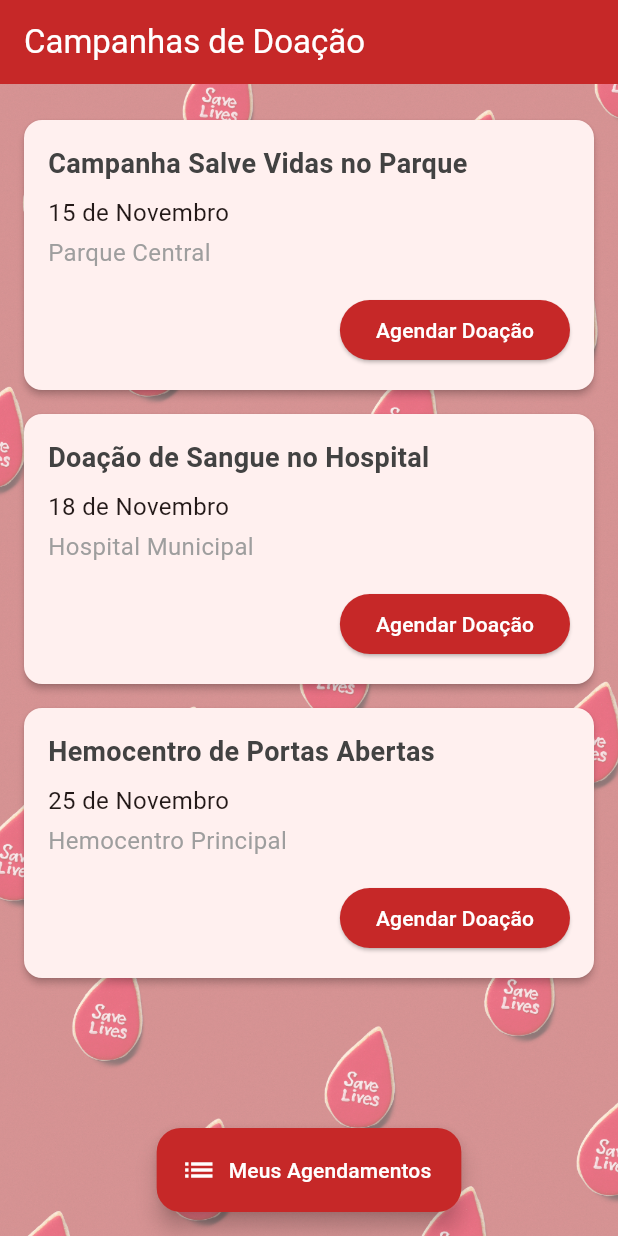
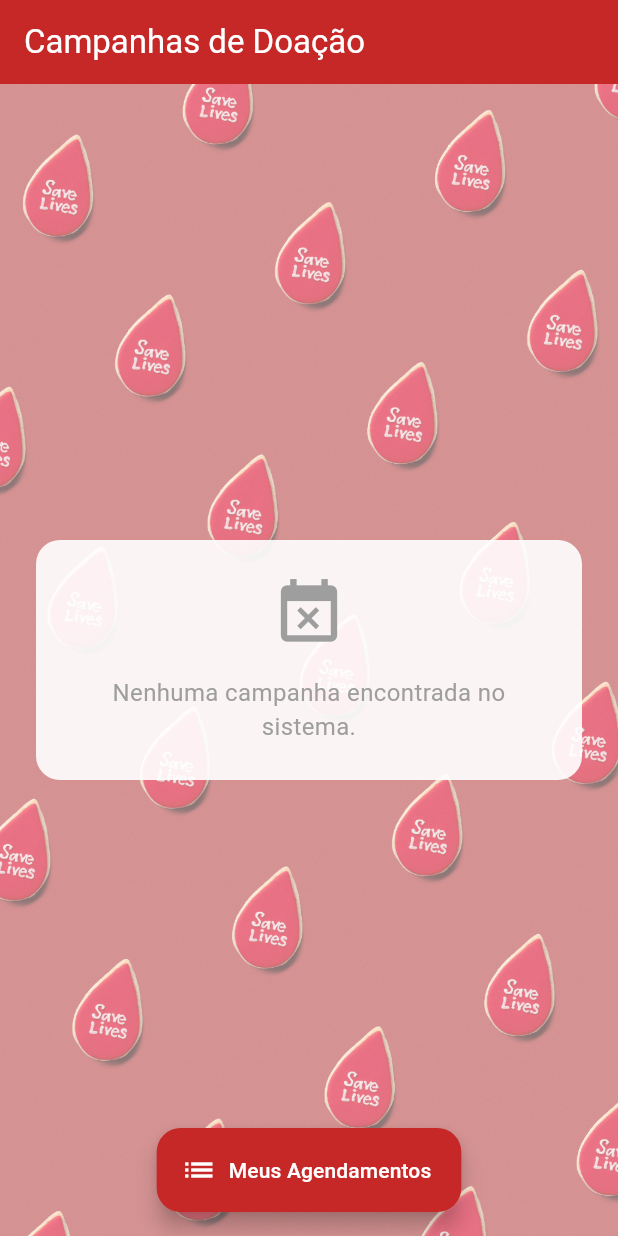
Before and after one commit to diegovitorportella/gotas-de-esperanca, a Flutter app: the CalendarioScreen screen opened directly with empty values, on a phone screen of 412 x 824 dp. Run offline on Flutter 3.47's test engine with Material 3 defaults, Android fonts, the phone set to English and light mode, and no system bars; our stand-ins replace firebase_core, firebase_database, flutter_map, geolocator, latlong2, shared_preferences and 1 more; accounts and stored records are empty.

Commit message:
Implementa campanhas dinâmicas via Firebase

```diff
--- a/lib/calendario_screen.dart
+++ b/lib/calendario_screen.dart
@@ -1,44 +1,30 @@
+// lib/calendario_screen.dart
 import 'package:flutter/material.dart';
+import 'package:firebase_database/firebase_database.dart'; // Importante para conexão
+import 'package:intl/intl.dart'; // Para formatar a data (instale se precisar: flutter pub add intl)
 import 'lembretes_screen.dart';
 import 'agendamento_screen.dart';
 import 'models/donation_event.dart';
 
-class CalendarioScreen extends StatelessWidget {
-  // --- TIPO ALTERADO ---
+class CalendarioScreen extends StatefulWidget {
   final List<Map<String, dynamic>> lembretes;
   final Function(String, String, String) onSchedule;
-  // --- FUNÇÃO ADICIONADA ---
-  final Function(int) onRemoveLembrete; // Função para remover lembrete
+  final Function(int) onRemoveLembrete;
 
   const CalendarioScreen({
     super.key,
     required this.lembretes,
     required this.onSchedule,
-    required this.onRemoveLembrete, // Adicionado ao construtor
+    required this.onRemoveLembrete,
   });
 
-  // Lista de eventos (sem alteração)
-  final List<DonationEvent> _donationEvents = const [
-    DonationEvent(
-      title: 'Campanha Salve Vidas no Parque',
-      date: '15 de Novembro',
-      location: 'Parque Central',
-      availableTimes: ['09:00', '09:30', '10:00', '11:15', '14:00'],
-    ),
-    DonationEvent(
-      title: 'Doação de Sangue no Hospital',
-      date: '18 de Novembro',
-      location: 'Hospital Municipal',
-      availableTimes: ['10:00', '10:45', '11:30', '13:00', '13:45', '15:00'],
-    ),
-    DonationEvent(
-      title: 'Hemocentro de Portas Abertas',
-      date: '25 de Novembro',
-      location: 'Hemocentro Principal',
-      availableTimes: ['08:15', '09:00', '10:30'],
-    ),
-    // Adicione mais eventos se necessário
-  ];
+  @override
+  State<CalendarioScreen> createState() => _CalendarioScreenState();
+}
+
+class _CalendarioScreenState extends State<CalendarioScreen> {
+  // Referência ao nó "campanhas" no seu Realtime Database
+  final DatabaseReference _campanhasRef = FirebaseDatabase.instance.ref('campanhas');
 
   void _navigateToAgendamento(BuildContext context, DonationEvent event) {
     Navigator.push(
@@ -46,10 +32,25 @@ class CalendarioScreen extends StatelessWidget {
       MaterialPageRoute(
         builder: (context) => AgendamentoScreen(
           event: event,
-          onSchedule: onSchedule,
+          onSchedule: widget.onSchedule,
         ),
       ),
     );
+  }
+
+  // Filtra eventos para não mostrar coisas do passado
+  bool _isEventoFuturo(String dataString) {
+    try {
+      final dataEvento = DateTime.parse(dataString);
+      final hoje = DateTime.now();
+      // Zera a hora para comparar apenas a data (dia/mês/ano)
+      final hojeZerado = DateTime(hoje.year, hoje.month, hoje.day);
+
+      return dataEvento.isAtSameMomentAs(hojeZerado) || dataEvento.isAfter(hojeZerado);
+    } catch (e) {
+      // Se a data estiver inválida no banco, esconde o evento por segurança
+      return false;
+    }
   }
 
   @override
@@ -62,21 +63,80 @@ class CalendarioScreen extends StatelessWidget {
         automaticallyImplyLeading: false,
       ),
       body: Container(
-        decoration: const BoxDecoration( // Mantém a imagem de fundo
+        decoration: const BoxDecoration(
           image: DecorationImage(
             image: AssetImage("assets/images/tela_calendario.png"),
             fit: BoxFit.cover,
           ),
         ),
-        child: ListView.builder(
+        // StreamBuilder ouve as mudanças no Firebase em tempo real
+        child: StreamBuilder<DatabaseEvent>(
+          stream: _campanhasRef.onValue,
+          builder: (context, snapshot) {
+            // 1. Estado de carregamento
+            if (snapshot.connectionState == ConnectionState.waiting) {
+              return const Center(child: CircularProgressIndicator(color: Color(0xFFC62828)));
+            }
+
+            // 2. Estado de erro
+            if (snapshot.hasError) {
+              return const Center(child: Text('Erro ao carregar campanhas. Verifique sua conexão.'));
+            }
+
+            // 3. Verifica se tem dados
+            if (!snapshot.hasData || snapshot.data!.snapshot.value == null) {
+              return _buildEmptyState(message: 'Nenhuma campanha encontrada no sistema.');
+            }
+
+            // 4. Processa os dados
+            try {
+              // Os dados vêm como um Map dinâmico ou List, dependendo de como você inseriu
+              // Vamos assumir Map para ser mais seguro com IDs gerados
+              final rawData = snapshot.data!.snapshot.value;
+              final List<DonationEvent> eventosCarregados = [];
+
+              if (rawData is Map) {
+                rawData.forEach((key, value) {
+                  final evento = DonationEvent.fromMap(key.toString(), value as Map);
+                  if (_isEventoFuturo(evento.date)) {
+                    eventosCarregados.add(evento);
+                  }
+                });
+              } else if (rawData is List) {
+                // Caso o Firebase tenha salvo como array (ex: importação de JSON)
+                for (var i = 0; i < rawData.length; i++) {
+                  if (rawData[i] != null) {
+                    final evento = DonationEvent.fromMap(i.toString(), rawData[i] as Map);
+                    if (_isEventoFuturo(evento.date)) {
+                      eventosCarregados.add(evento);
+                    }
+                  }
+                }
+              }
+
+              // Ordena pela data mais próxima
+              eventosCarregados.sort((a, b) => a.date.compareTo(b.date));
+
+              if (eventosCarregados.isEmpty) {
+                return _buildEmptyState(message: 'Não há campanhas futuras agendadas.');
+              }
+
+              return ListView.builder(
                 padding: const EdgeInsets.all(16.0),
-          itemCount: _donationEvents.length,
+                itemCount: eventosCarregados.length,
                 itemBuilder: (context, index) {
-            final event = _donationEvents[index];
+                  final event = eventosCarregados[index];
                   return DonationEventCard(
                     event: event,
                     onAgendar: () => _navigateToAgendamento(context, event),
                   );
+                },
+              );
+
+            } catch (e) {
+              debugPrint("Erro ao converter dados: $e");
+              return _buildEmptyState(message: 'Erro ao processar dados das campanhas.');
+            }
           },
         ),
       ),
@@ -86,8 +146,8 @@ class CalendarioScreen extends StatelessWidget {
             context,
             MaterialPageRoute(
                 builder: (context) => LembretesScreen(
-                  lembretes: lembretes, // Passa a lista recebida
-                  onRemoveLembrete: onRemoveLembrete, // --- PASSA A FUNÇÃO ---
+                  lembretes: widget.lembretes,
+                  onRemoveLembrete: widget.onRemoveLembrete,
                 )),
           );
         },
@@ -99,9 +159,34 @@ class CalendarioScreen extends StatelessWidget {
       floatingActionButtonLocation: FloatingActionButtonLocation.centerFloat,
     );
   }
+
+  Widget _buildEmptyState({required String message}) {
+    return Center(
+      child: Container(
+        padding: const EdgeInsets.all(24),
+        margin: const EdgeInsets.symmetric(horizontal: 24),
+        decoration: BoxDecoration(
+          color: Colors.white.withOpacity(0.9),
+          borderRadius: BorderRadius.circular(16),
+        ),
+        child: Column(
+          mainAxisSize: MainAxisSize.min,
+          children: [
+            const Icon(Icons.event_busy, size: 50, color: Colors.grey),
+            const SizedBox(height: 16),
+            Text(
+              message,
+              textAlign: TextAlign.center,
+              style: const TextStyle(fontSize: 16, color: Colors.grey),
+            ),
+          ],
+        ),
+      ),
+    );
+  }
 }
 
-// Classe DonationEventCard (sem alteração)
+// Widget do Card separado para organização
 class DonationEventCard extends StatelessWidget {
   final DonationEvent event;
   final VoidCallback onAgendar;
@@ -112,10 +197,20 @@ class DonationEventCard extends StatelessWidget {
     required this.onAgendar,
   });
 
+  String _formatDate(String isoDate) {
+    try {
+      final date = DateTime.parse(isoDate);
+      return DateFormat("dd 'de' MMMM 'de' yyyy", 'pt_BR').format(date);
+    } catch (e) {
+      return isoDate;
+    }
+  }
+
   @override
   Widget build(BuildContext context) {
     return Card(
-      elevation: 2.0,
+      elevation: 3.0,
+      shape: RoundedRectangleBorder(borderRadius: BorderRadius.circular(12)),
       margin: const EdgeInsets.symmetric(vertical: 8.0),
       child: Padding(
         padding: const EdgeInsets.all(16.0),
@@ -130,29 +225,42 @@ class DonationEventCard extends StatelessWidget {
                 color: Colors.grey.shade800,
               ),
             ),
+            const SizedBox(height: 12.0),
+            Row(
+              children: [
+                const Icon(Icons.calendar_month, size: 20, color: Color(0xFFC62828)),
+                const SizedBox(width: 8),
+                Text(
+                  _formatDate(event.date),
+                  style: const TextStyle(fontSize: 16.0, fontWeight: FontWeight.w500),
+                ),
+              ],
+            ),
             const SizedBox(height: 8.0),
-            Text(
-              event.date,
-              style: const TextStyle(fontSize: 16.0),
+            Row(
+              children: [
+                const Icon(Icons.location_on_outlined, size: 20, color: Colors.grey),
+                const SizedBox(width: 8),
+                Expanded(
+                  child: Text(
+                    event.location,
+                    style: TextStyle(fontSize: 16.0, color: Colors.grey.shade700),
                   ),
-            const SizedBox(height: 4.0),
-            Text(
-              event.location,
-              style: const TextStyle(fontSize: 16.0, color: Colors.grey),
+                ),
+              ],
             ),
             const SizedBox(height: 16.0),
-            Row(
-              mainAxisAlignment: MainAxisAlignment.end,
-              children: [
-                ElevatedButton(
+            Align(
+              alignment: Alignment.centerRight,
+              child: ElevatedButton(
                 onPressed: onAgendar,
                 style: ElevatedButton.styleFrom(
                   backgroundColor: const Color(0xFFC62828),
                   foregroundColor: Colors.white,
+                  shape: RoundedRectangleBorder(borderRadius: BorderRadius.circular(8)),
                 ),
                 child: const Text('Agendar Doação'),
               ),
-              ],
             ),
           ],
         ),
--- a/lib/models/donation_event.dart
+++ b/lib/models/donation_event.dart
@@ -1,14 +1,32 @@
+// lib/models/donation_event.dart
 class DonationEvent {
+  final String id;
   final String title;
-  final String date;
+  final String date; // Formato esperado: "YYYY-MM-DD" (ex: "2025-12-25")
   final String location;
   final List<String> availableTimes;
 
-  // Adicione a palavra-chave "const" aqui
   const DonationEvent({
+    required this.id,
     required this.title,
     required this.date,
     required this.location,
     required this.availableTimes,
   });
+
+  // Fábrica para converter os dados vindos do Firebase
+  factory DonationEvent.fromMap(String id, Map<dynamic, dynamic> map) {
+    return DonationEvent(
+      id: id,
+      title: map['titulo']?.toString() ?? 'Sem Título',
+      // Se não tiver data, coloca uma antiga para o filtro esconder
+      date: map['data']?.toString() ?? '1900-01-01',
+      location: map['local']?.toString() ?? 'Local não informado',
+      // Garante que a lista de horários seja uma List<String>
+      availableTimes: (map['horarios'] as List<dynamic>?)
+          ?.map((e) => e.toString())
+          .toList() ??
+          [],
+    );
+  }
 }
```
Lines whose indentation alone changed are shown as unchanged.
